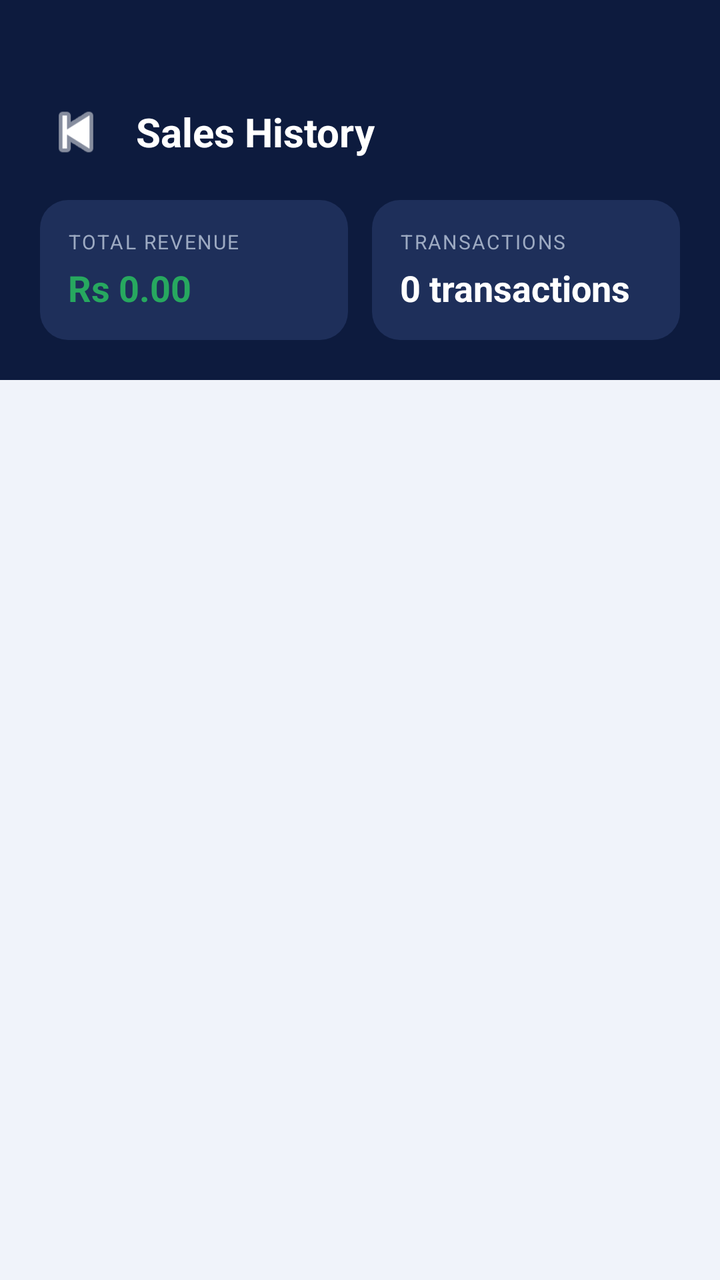
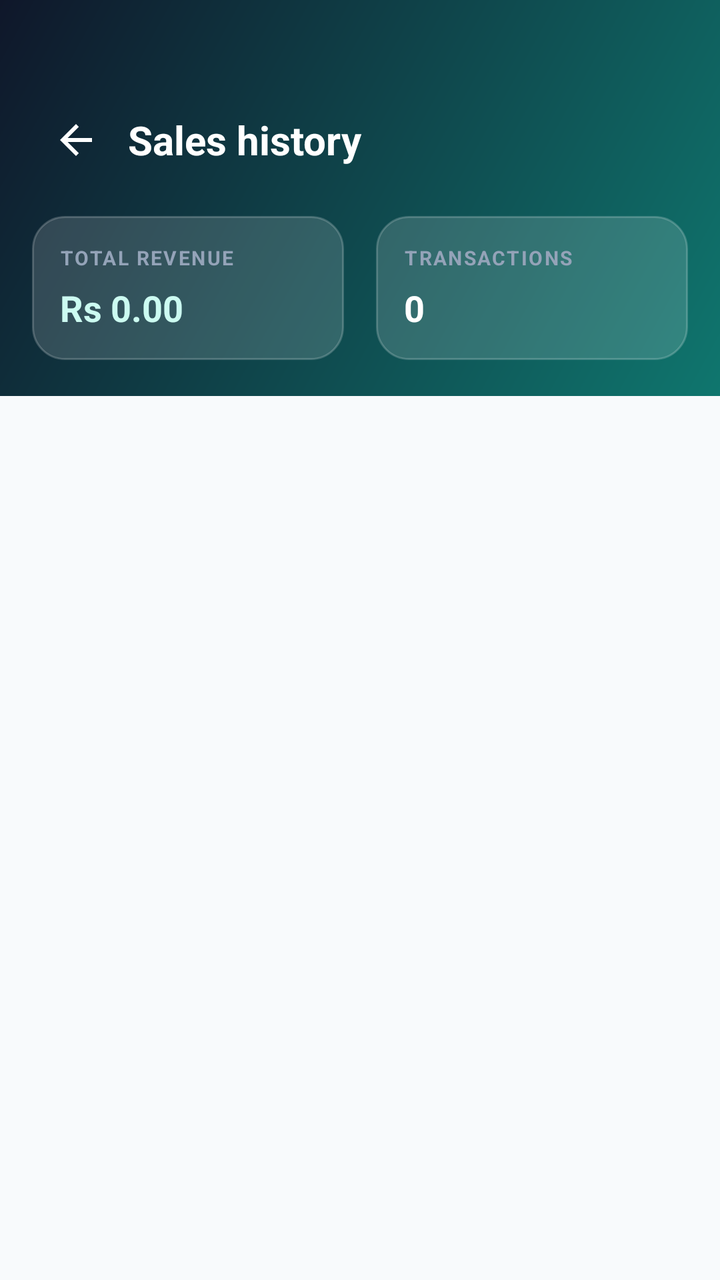

Two renders of the same Android screen: before a commit and after it. Below are the layout's source before the change and the commit's diff.
<!-- AndroidManifest.xml: application theme Theme.MediQuick -->
<!-- res/layout/activity_sales_history.xml -->
<?xml version="1.0" encoding="utf-8"?>
<LinearLayout xmlns:android="http://schemas.android.com/apk/res/android"
    android:layout_width="match_parent"
    android:layout_height="match_parent"
    android:orientation="vertical"
    android:background="@color/surface">

    
    <LinearLayout
        android:layout_width="match_parent"
        android:layout_height="wrap_content"
        android:background="@color/navy"
        android:paddingTop="48dp"
        android:paddingBottom="20dp"
        android:paddingHorizontal="20dp"
        android:orientation="vertical">

        <LinearLayout
            android:layout_width="match_parent"
            android:layout_height="wrap_content"
            android:orientation="horizontal"
            android:gravity="center_vertical">

            <ImageView
                android:id="@+id/ivBack"
                android:layout_width="36dp"
                android:layout_height="36dp"
                android:src="@android:drawable/ic_media_previous"
                android:tint="@color/white"
                android:clickable="true"
                android:focusable="true" />

            <TextView
                android:layout_width="0dp"
                android:layout_height="wrap_content"
                android:layout_weight="1"
                android:text="Sales History"
                android:textColor="@color/white"
                android:textSize="20sp"
                android:textStyle="bold"
                android:layout_marginStart="12dp" />

        </LinearLayout>

        
        <LinearLayout
            android:layout_width="match_parent"
            android:layout_height="wrap_content"
            android:orientation="horizontal"
            android:layout_marginTop="16dp"
            android:weightSum="2">

            <LinearLayout
                android:layout_width="0dp"
                android:layout_height="wrap_content"
                android:layout_weight="1"
                android:orientation="vertical"
                android:background="@drawable/bg_navy_card"
                android:padding="14dp"
                android:layout_marginEnd="6dp">

                <TextView
                    android:layout_width="wrap_content"
                    android:layout_height="wrap_content"
                    android:text="TOTAL REVENUE"
                    android:textColor="@color/text_hint"
                    android:textSize="10sp"
                    android:letterSpacing="0.08" />

                <TextView
                    android:id="@+id/tvTotalRevenue"
                    android:layout_width="wrap_content"
                    android:layout_height="wrap_content"
                    android:text="Rs 0.00"
                    android:textColor="@color/green_primary"
                    android:textSize="18sp"
                    android:textStyle="bold"
                    android:layout_marginTop="4dp" />

            </LinearLayout>

            <LinearLayout
                android:layout_width="0dp"
                android:layout_height="wrap_content"
                android:layout_weight="1"
                android:orientation="vertical"
                android:background="@drawable/bg_navy_card"
                android:padding="14dp"
                android:layout_marginStart="6dp">

                <TextView
                    android:layout_width="wrap_content"
                    android:layout_height="wrap_content"
                    android:text="TRANSACTIONS"
                    android:textColor="@color/text_hint"
                    android:textSize="10sp"
                    android:letterSpacing="0.08" />

                <TextView
                    android:id="@+id/tvTotalSalesCount"
                    android:layout_width="wrap_content"
                    android:layout_height="wrap_content"
                    android:text="0 transactions"
                    android:textColor="@color/white"
                    android:textSize="18sp"
                    android:textStyle="bold"
                    android:layout_marginTop="4dp" />

            </LinearLayout>

        </LinearLayout>

    </LinearLayout>

    <androidx.recyclerview.widget.RecyclerView
        android:id="@+id/rvSales"
        android:layout_width="match_parent"
        android:layout_height="0dp"
        android:layout_weight="1"
        android:padding="12dp"
        android:clipToPadding="false" />

    <TextView
        android:id="@+id/tvEmpty"
        android:layout_width="match_parent"
        android:layout_height="0dp"
        android:layout_weight="1"
        android:text="No sales yet.\nStart billing to see history here."
        android:gravity="center"
        android:textColor="@color/text_secondary"
        android:textSize="15sp"
        android:lineSpacingExtra="6dp"
        android:visibility="gone" />

</LinearLayout>
<!-- resources referenced by this layout -->
<resources>
  <color name="green_primary">#27A85F</color>
  <color name="navy">#0D1B3E</color>
  <color name="surface">#F0F3FA</color>
  <color name="text_hint">#9DAAC2</color>
  <color name="text_secondary">#6B7B9A</color>
  <color name="white">#FFFFFF</color>
  <!-- drawable bg_navy_card (drawable) -->
  <?xml version="1.0" encoding="utf-8"?>
  <shape xmlns:android="http://schemas.android.com/apk/res/android" android:shape="rectangle">
      <solid android:color="#1E2F5A" />
      <corners android:radius="14dp" />
  </shape>
  <style name="Theme.MediQuick" parent="Theme.MaterialComponents.DayNight.NoActionBar">
          <item name="colorPrimary">@color/green_primary</item>
          <item name="colorPrimaryVariant">@color/green_dark</item>
          <item name="colorOnPrimary">@color/white</item>
          <item name="android:windowBackground">@color/navy</item>
          <item name="android:statusBarColor">@color/navy</item>
          <item name="android:navigationBarColor">@color/navy</item>
          <item name="android:windowLightStatusBar">false</item>
          
          <item name="android:textColor">@color/black</item>
          <item name="android:textColorPrimary">@color/black</item>
          <item name="android:textColorSecondary">@color/text_secondary</item>
          <item name="colorControlNormal">@color/text_secondary</item>
          <item name="colorControlActivated">@color/green_primary</item>
          <item name="colorControlHighlight">@color/green_light</item>
      </style>
  <color name="green_dark">#1D8B4C</color>
  <color name="black">#000000</color>
  <color name="green_light">#E8F7EF</color>
</resources>

<!-- the commit's change to res/layout/activity_sales_history.xml (unified diff, before → after) -->
@@ -2,114 +2,111 @@
 <LinearLayout xmlns:android="http://schemas.android.com/apk/res/android"
     android:layout_width="match_parent"
     android:layout_height="match_parent"
-    android:orientation="vertical"
-    android:background="@color/surface">
+    android:background="@color/surface"
+    android:orientation="vertical">
 
-    
     <LinearLayout
         android:layout_width="match_parent"
         android:layout_height="wrap_content"
-        android:background="@color/navy"
+        android:background="@drawable/bg_header_gradient"
+        android:orientation="vertical"
+        android:paddingHorizontal="16dp"
         android:paddingTop="48dp"
-        android:paddingBottom="20dp"
-        android:paddingHorizontal="20dp"
-        android:orientation="vertical">
+        android:paddingBottom="18dp">
 
         <LinearLayout
             android:layout_width="match_parent"
             android:layout_height="wrap_content"
-            android:orientation="horizontal"
-            android:gravity="center_vertical">
+            android:gravity="center_vertical"
+            android:orientation="horizontal">
 
             <ImageView
                 android:id="@+id/ivBack"
-                android:layout_width="36dp"
-                android:layout_height="36dp"
-                android:src="@android:drawable/ic_media_previous"
-                android:tint="@color/white"
+                android:layout_width="44dp"
+                android:layout_height="44dp"
+                android:background="?attr/selectableItemBackgroundBorderless"
                 android:clickable="true"
-                android:focusable="true" />
+                android:contentDescription="@string/navigate_up"
+                android:focusable="true"
+                android:padding="10dp"
+                android:src="@drawable/ic_arrow_back" />
 
             <TextView
                 android:layout_width="0dp"
                 android:layout_height="wrap_content"
+                android:layout_marginStart="4dp"
                 android:layout_weight="1"
-                android:text="Sales History"
+                android:text="@string/title_sales_history"
                 android:textColor="@color/white"
                 android:textSize="20sp"
-                android:textStyle="bold"
-                android:layout_marginStart="12dp" />
-
+                android:textStyle="bold" />
         </LinearLayout>
 
-        
         <LinearLayout
             android:layout_width="match_parent"
             android:layout_height="wrap_content"
+            android:layout_marginTop="16dp"
             android:orientation="horizontal"
-            android:layout_marginTop="16dp"
             android:weightSum="2">
 
             <LinearLayout
                 android:layout_width="0dp"
                 android:layout_height="wrap_content"
+                android:layout_marginEnd="8dp"
                 android:layout_weight="1"
+                android:background="@drawable/bg_stat_glass"
                 android:orientation="vertical"
-                android:background="@drawable/bg_navy_card"
-                android:padding="14dp"
-                android:layout_marginEnd="6dp">
+                android:padding="14dp">
 
                 <TextView
                     android:layout_width="wrap_content"
                     android:layout_height="wrap_content"
-                    android:text="TOTAL REVENUE"
-                    android:textColor="@color/text_hint"
+                    android:letterSpacing="0.08"
+                    android:text="@string/total_revenue_label"
+                    android:textColor="@color/text_on_header_muted"
                     android:textSize="10sp"
-                    android:letterSpacing="0.08" />
+                    android:textStyle="bold" />
 
                 <TextView
                     android:id="@+id/tvTotalRevenue"
                     android:layout_width="wrap_content"
                     android:layout_height="wrap_content"
+                    android:layout_marginTop="6dp"
                     android:text="Rs 0.00"
-                    android:textColor="@color/green_primary"
+                    android:textColor="@color/green_light"
                     android:textSize="18sp"
-                    android:textStyle="bold"
-                    android:layout_marginTop="4dp" />
-
+                    android:textStyle="bold" />
             </LinearLayout>
 
             <LinearLayout
                 android:layout_width="0dp"
                 android:layout_height="wrap_content"
+                android:layout_marginStart="8dp"
                 android:layout_weight="1"
+                android:background="@drawable/bg_stat_glass"
                 android:orientation="vertical"
-                android:background="@drawable/bg_navy_card"
-                android:padding="14dp"
-                android:layout_marginStart="6dp">
+                android:padding="14dp">
 
                 <TextView
                     android:layout_width="wrap_content"
                     android:layout_height="wrap_content"
-                    android:text="TRANSACTIONS"
-                    android:textColor="@color/text_hint"
+                    android:letterSpacing="0.08"
+                    android:text="@string/transactions_label"
+                    android:textColor="@color/text_on_header_muted"
                     android:textSize="10sp"
-                    android:letterSpacing="0.08" />
+                    android:textStyle="bold" />
 
                 <TextView
                     android:id="@+id/tvTotalSalesCount"
                     android:layout_width="wrap_content"
                     android:layout_height="wrap_content"
-                    android:text="0 transactions"
+                    android:layout_marginTop="6dp"
+                    android:text="0"
                     android:textColor="@color/white"
                     android:textSize="18sp"
-                    android:textStyle="bold"
-                    android:layout_marginTop="4dp" />
-
+                    android:textStyle="bold" />
             </LinearLayout>
-
         </LinearLayout>
-
     </LinearLayout>
 
     <androidx.recyclerview.widget.RecyclerView
@@ -117,19 +114,18 @@
         android:layout_width="match_parent"
         android:layout_height="0dp"
         android:layout_weight="1"
-        android:padding="12dp"
-        android:clipToPadding="false" />
+        android:clipToPadding="false"
+        android:padding="16dp" />
 
     <TextView
         android:id="@+id/tvEmpty"
         android:layout_width="match_parent"
         android:layout_height="0dp"
         android:layout_weight="1"
-        android:text="No sales yet.\nStart billing to see history here."
         android:gravity="center"
+        android:lineSpacingExtra="6dp"
+        android:text="@string/sales_empty"
         android:textColor="@color/text_secondary"
         android:textSize="15sp"
-        android:lineSpacingExtra="6dp"
         android:visibility="gone" />
-
 </LinearLayout>
<!-- resource entries referenced after the edit -->
@@ -1,35 +1,71 @@
 <!-- resources referenced by this layout -->
 <resources>
-  <color name="green_primary">#27A85F</color>
-  <color name="navy">#0D1B3E</color>
-  <color name="surface">#F0F3FA</color>
-  <color name="text_hint">#9DAAC2</color>
-  <color name="text_secondary">#6B7B9A</color>
+  <color name="green_primary">#0D9488</color>
+  <color name="accent_blue">#0284C7</color>
+  <color name="surface_elevated">#FFFFFF</color>
+  <color name="error">#DC2626</color>
+  <color name="navy">#0F172A</color>
+  <color name="surface">#F8FAFC</color>
+  <color name="text_on_header_muted">#94A3B8</color>
+  <color name="text_secondary">#64748B</color>
   <color name="white">#FFFFFF</color>
-  <!-- drawable bg_navy_card (drawable) -->
+  <!-- drawable bg_header_gradient (drawable) -->
   <?xml version="1.0" encoding="utf-8"?>
-  <shape xmlns:android="http://schemas.android.com/apk/res/android" android:shape="rectangle">
-      <solid android:color="#1E2F5A" />
-      <corners android:radius="14dp" />
+  <shape xmlns:android="http://schemas.android.com/apk/res/android"
+      android:shape="rectangle">
+      <gradient
+          android:angle="135"
+          android:endColor="@color/navy"
+          android:startColor="@color/green_dark"
+          android:type="linear" />
   </shape>
-  <style name="Theme.MediQuick" parent="Theme.MaterialComponents.DayNight.NoActionBar">
+  <!-- drawable bg_stat_glass (drawable) -->
+  <?xml version="1.0" encoding="utf-8"?>
+  <shape xmlns:android="http://schemas.android.com/apk/res/android"
+      android:shape="rectangle">
+      <solid android:color="#26FFFFFF" />
+      <corners android:radius="16dp" />
+      <stroke
+          android:width="1dp"
+          android:color="#33FFFFFF" />
+  </shape>
+  <!-- drawable ic_arrow_back (drawable) -->
+  <?xml version="1.0" encoding="utf-8"?>
+  <vector xmlns:android="http://schemas.android.com/apk/res/android"
+      android:width="24dp"
+      android:height="24dp"
+      android:viewportWidth="24"
+      android:viewportHeight="24">
+      <path
+          android:fillColor="#FFFFFF"
+          android:pathData="M20,11H7.83l5.59,-5.59L12,4l-8,8 8,8 1.41,-1.41L7.83,13H20v-2z" />
+  </vector>
+  <string name="navigate_up">Back</string>
+  <string name="sales_empty">No sales yet.\nUse Billing to record a sale.</string>
+  <string name="title_sales_history">Sales history</string>
+  <string name="total_revenue_label">TOTAL REVENUE</string>
+  <string name="transactions_label">TRANSACTIONS</string>
+  <style name="Theme.MediQuick" parent="Theme.Material3.DayNight.NoActionBar">
           <item name="colorPrimary">@color/green_primary</item>
-          <item name="colorPrimaryVariant">@color/green_dark</item>
           <item name="colorOnPrimary">@color/white</item>
-          <item name="android:windowBackground">@color/navy</item>
+          <item name="colorPrimaryContainer">@color/green_light</item>
+          <item name="colorOnPrimaryContainer">@color/green_dark</item>
+          <item name="colorSecondary">@color/accent_blue</item>
+          <item name="android:colorBackground">@color/surface</item>
+          <item name="colorSurface">@color/surface_elevated</item>
+          <item name="colorError">@color/error</item>
           <item name="android:statusBarColor">@color/navy</item>
-          <item name="android:navigationBarColor">@color/navy</item>
+          <item name="android:navigationBarColor">@color/surface</item>
           <item name="android:windowLightStatusBar">false</item>
-          
-          <item name="android:textColor">@color/black</item>
+          <item name="android:windowLightNavigationBar">true</item>
           <item name="android:textColorPrimary">@color/black</item>
           <item name="android:textColorSecondary">@color/text_secondary</item>
           <item name="colorControlNormal">@color/text_secondary</item>
           <item name="colorControlActivated">@color/green_primary</item>
           <item name="colorControlHighlight">@color/green_light</item>
       </style>
-  <color name="green_dark">#1D8B4C</color>
-  <color name="black">#000000</color>
-  <color name="green_light">#E8F7EF</color>
+  <color name="green_dark">#0F766E</color>
+  <color name="black">#0F172A</color>
+  <color name="green_light">#CCFBF1</color>
 </resources>
 
